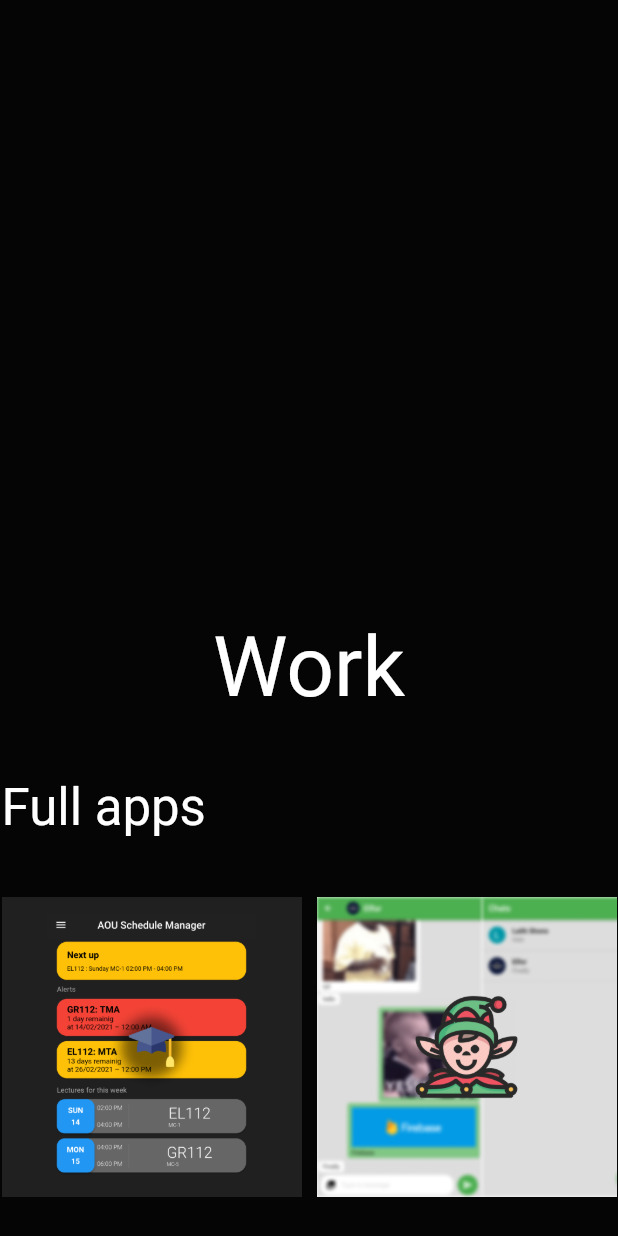
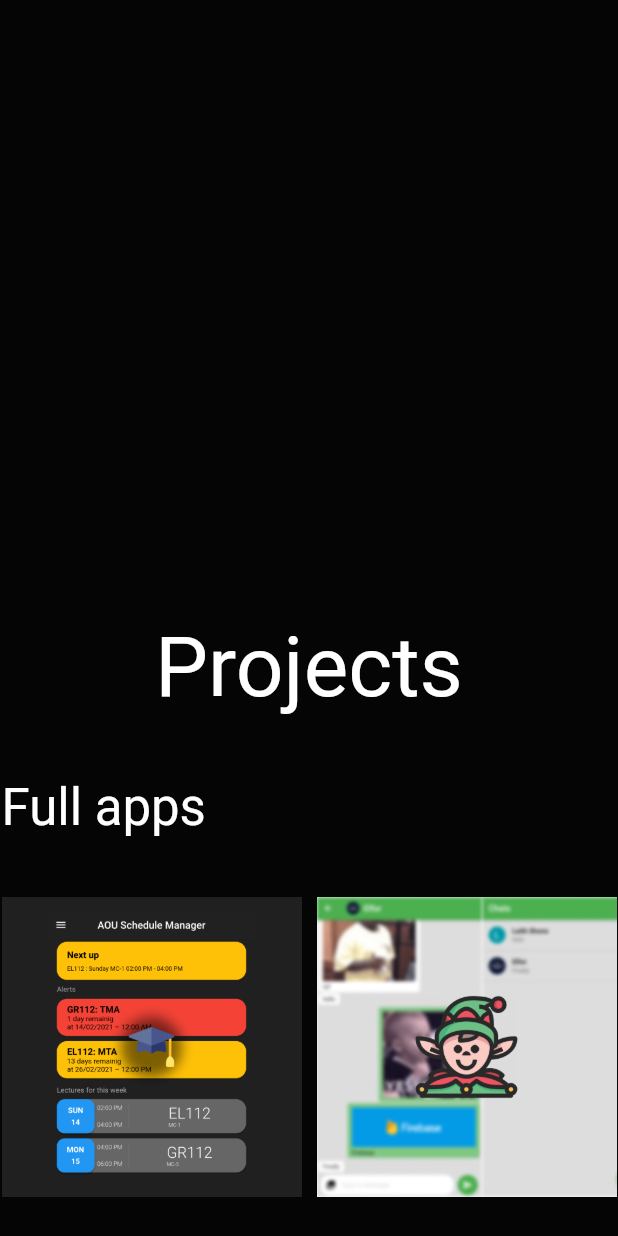
Before and after one commit to ElforL/ElforL.github.io, a Flutter app: the screen it shows after launch, scrolled down 576 dp, on a phone screen of 412 x 824 dp. Run offline on Flutter 3.47's test engine with Material 2 defaults, Android fonts, the phone set to English and light mode, and no system bars; our stand-ins replace flutter_icons.

Commit message:
📝 changed 'Work' to 'Projects'

```diff
--- a/lib/screens/HomePages/Projects.dart
+++ b/lib/screens/HomePages/Projects.dart
@@ -20,7 +20,7 @@
         Padding(
           padding: const EdgeInsets.only(bottom: 40),
           child: Text(
-            'Work',
+            'Projects',
             style: Theme.of(context).textTheme.headline2,
           ),
         ),
```
